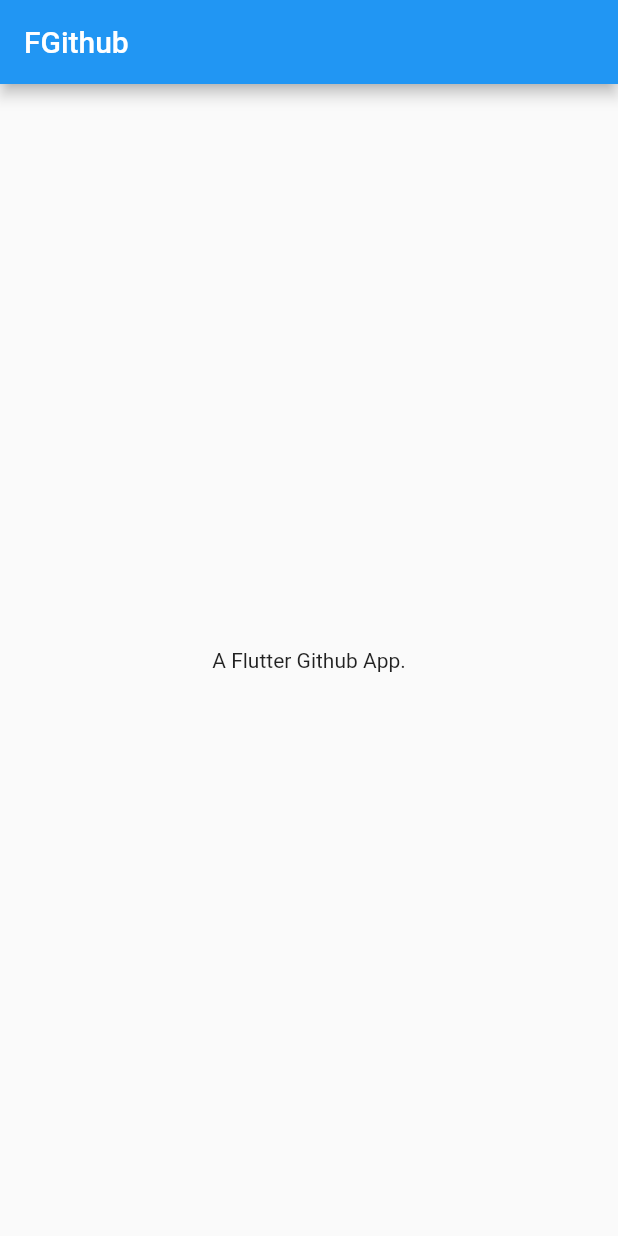
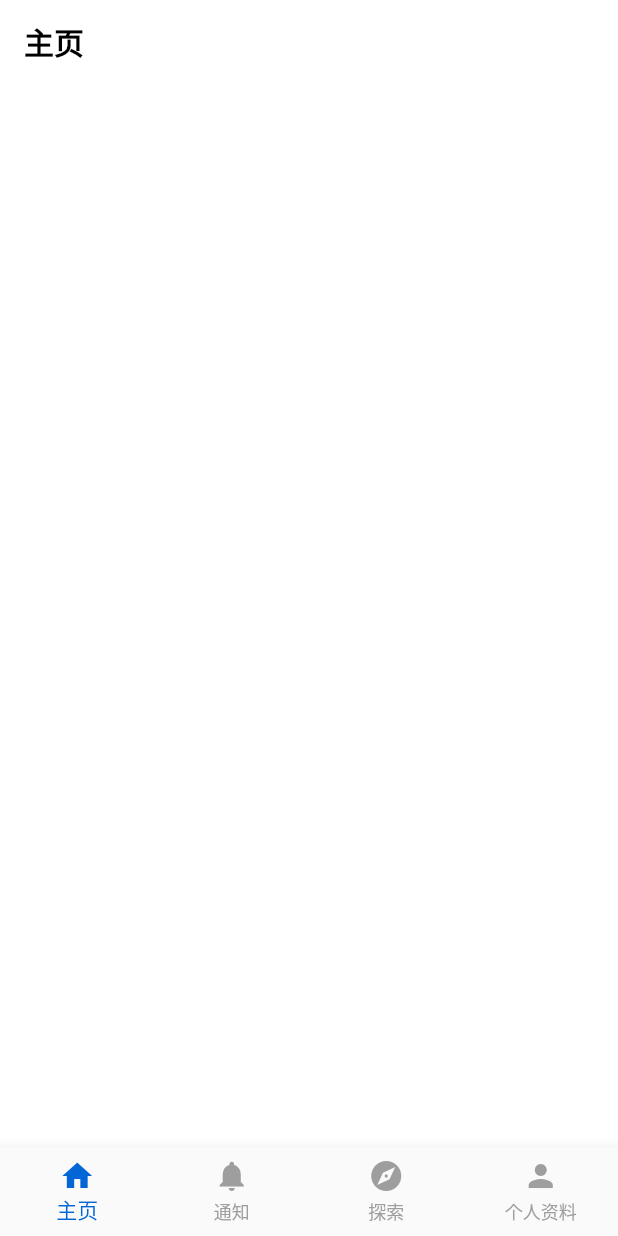
Before and after one commit to RyensX/FGithub, a Flutter app: the screen it shows after launch, on a phone screen of 412 x 824 dp. Run offline on Flutter 3.47's test engine with Material 2 defaults, Android fonts, the phone set to English and light mode, and no system bars.

Commit message:
[feature]搭建主页面框架

```diff
--- /dev/null
+++ b/lib/Const.dart
@@ -0,0 +1,24 @@
+import 'package:flutter/material.dart';
+
+class AppConst {
+  static const appName = "FGithub";
+  static const themeColor = MaterialColor(0xFF0366D6, <int, Color>{
+    50: Color(0xFFE3F2FD),
+    100: Color(0xFFBBDEFB),
+    200: Color(0xFF90CAF9),
+    300: Color(0xFF64B5F6),
+    400: Color(0xFF42A5F5),
+    500: Color(0xFF0366D6),
+    600: Color(0xFF1E88E5),
+    700: Color(0xFF1976D2),
+    800: Color(0xFF1565C0),
+    900: Color(0xFF0D47A1),
+  });
+}
+
+class PageConst {
+  static const homePageName = "主页";
+  static const notificationPageName = "通知";
+  static const explorePageName = "探索";
+  static const profilePageName = "个人资料";
+}
--- a/lib/main.dart
+++ b/lib/main.dart
@@ -1,7 +1,14 @@
+import 'package:FGithub/Const.dart';
+import 'package:FGithub/page/explore.dart';
+import 'package:FGithub/page/home.dart';
+import 'package:FGithub/page/notification.dart';
+import 'package:FGithub/page/profile.dart';
+import 'package:FGithub/util/view_util.dart';
 import 'package:flutter/material.dart';
 
 void main() {
   runApp(const GithubApp());
+  setTransparentStatusBar();
 }
 
 class GithubApp extends StatelessWidget {
@@ -10,38 +17,66 @@ class GithubApp extends StatelessWidget {
   @override
   Widget build(BuildContext context) {
     return MaterialApp(
-      title: "FGithub",
+      title: AppConst.appName,
       theme: ThemeData(
-        primarySwatch: Colors.blue,
+        primarySwatch: AppConst.themeColor,
       ),
-      home: const HomePage(title: "FGithub"),
+      home: const MainPage(title: AppConst.appName),
     );
   }
 }
 
-class HomePage extends StatefulWidget {
-  const HomePage({Key? key, required this.title}) : super(key: key);
+class MainPage extends StatefulWidget {
+  const MainPage({Key? key, required this.title}) : super(key: key);
 
   final String title;
 
   @override
-  State<HomePage> createState() => _HomePageState();
+  State<MainPage> createState() => _MainPageState();
 }
 
-class _HomePageState extends State<HomePage> {
+class _MainPageState extends State<MainPage> {
+  var allPages = [
+    const HomePage(),
+    const NotificationPage(),
+    const ExplorePage(),
+    const ProfilePage()
+  ];
+  var currentIndex = 0;
+
   @override
   Widget build(BuildContext context) {
     return Scaffold(
-      appBar: AppBar(
-        title: Text(widget.title),
-      ),
-      body: Center(
-        child: Column(
-          mainAxisAlignment: MainAxisAlignment.center,
-          children: const <Widget>[
-            Text("A Flutter Github App."),
-          ],
-        ),
+      body: allPages[currentIndex],
+      backgroundColor: Colors.white,
+      bottomNavigationBar: BottomNavigationBar(
+        currentIndex: currentIndex,
+        type: BottomNavigationBarType.fixed,
+        unselectedItemColor: Colors.grey,
+        selectedItemColor: AppConst.themeColor.shade500,
+        items: const [
+          BottomNavigationBarItem(
+            icon: Icon(Icons.home_sharp),
+            label: PageConst.homePageName,
+          ),
+          BottomNavigationBarItem(
+            icon: Icon(Icons.notifications),
+            label: PageConst.notificationPageName,
+          ),
+          BottomNavigationBarItem(
+            icon: Icon(Icons.explore),
+            label: PageConst.explorePageName,
+          ),
+          BottomNavigationBarItem(
+            icon: Icon(Icons.person),
+            label: PageConst.profilePageName,
+          ),
+        ],
+        onTap: (index) {
+          setState(() {
+            currentIndex = index;
+          });
+        },
       ),
     );
   }
--- /dev/null
+++ b/lib/page/home.dart
@@ -0,0 +1,23 @@
+import 'package:FGithub/Const.dart';
+import 'package:flutter/material.dart';
+
+//TODO
+class HomePage extends StatelessWidget {
+  const HomePage({Key? key}) : super(key: key);
+
+  @override
+  Widget build(BuildContext context) {
+    return Scaffold(
+      backgroundColor: Colors.white,
+      appBar: AppBar(
+        backgroundColor: Colors.white,
+        elevation: 0,
+        title: const Text(
+          PageConst.homePageName,
+          style: TextStyle(color: Colors.black, fontWeight: FontWeight.w600),
+        ),
+      ),
+      body: const Text(""),
+    );
+  }
+}
--- a/pubspec.yaml
+++ b/pubspec.yaml
@@ -1,4 +1,4 @@
-name: github_app
+name: FGithub
 description: 使用Flutter开发的Github第三方客户端
 
 # The following line prevents the package from being accidentally published to
```
Also changed, not shown: lib/page/explore.dart (added, +23 -0 lines), lib/page/notification.dart (added, +23 -0 lines), lib/page/profile.dart (added, +23 -0 lines), lib/util/view_util.dart (added, +8 -0 lines).
